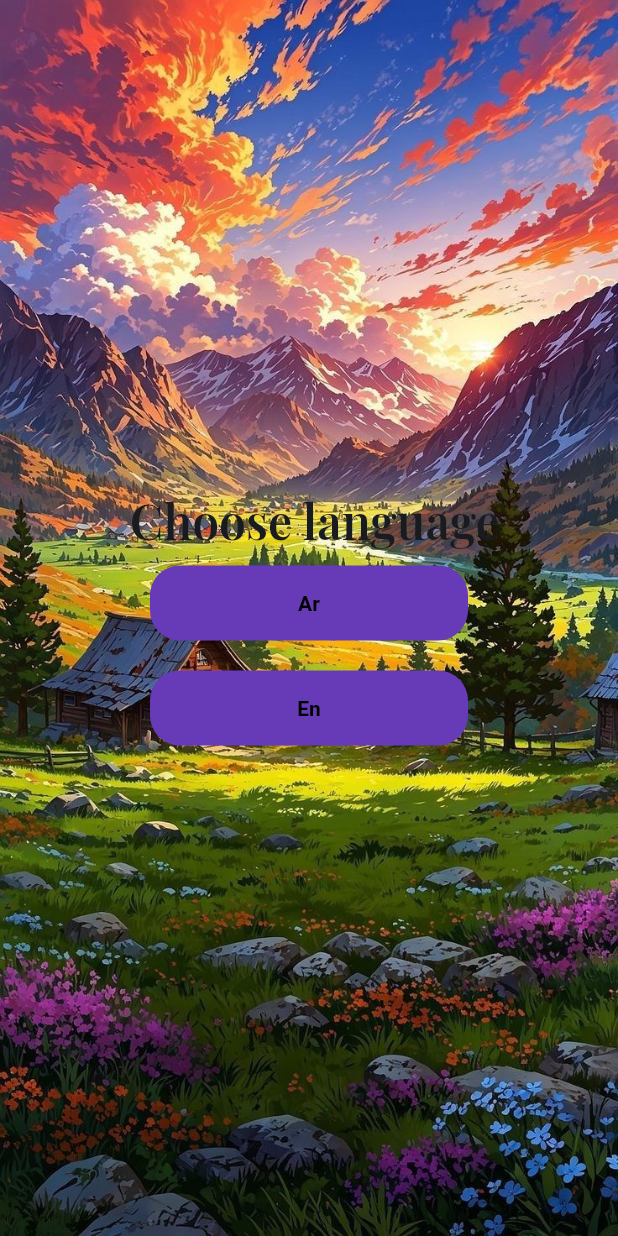
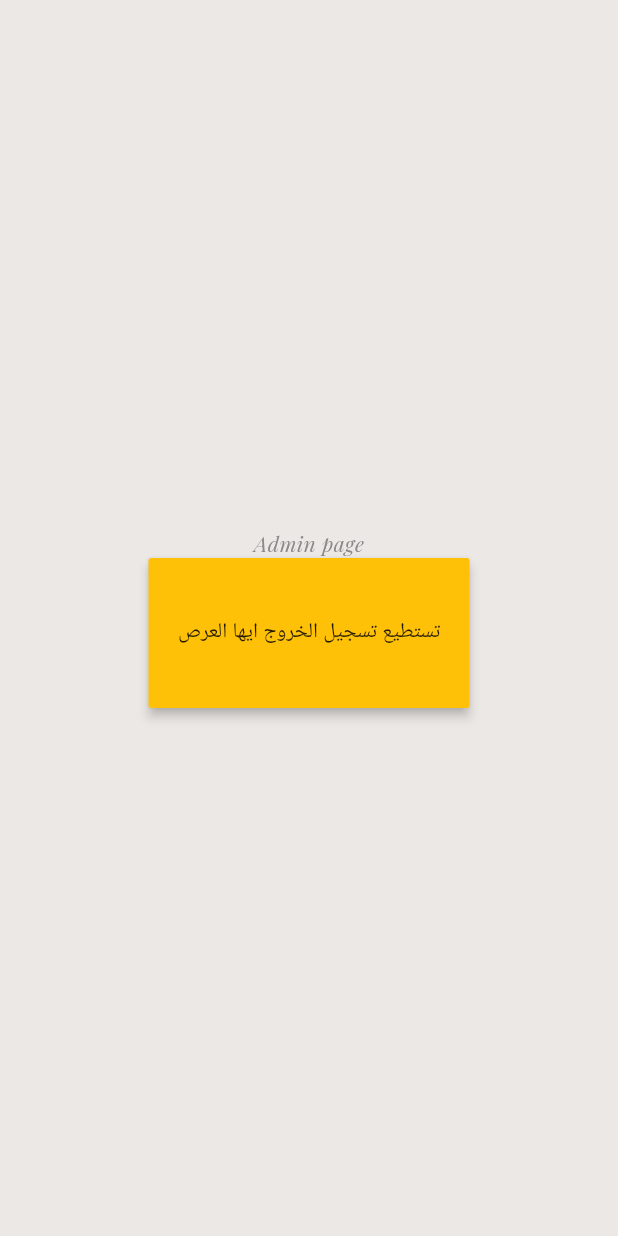
Before and after one commit to Hossam-5555/hos, a Flutter app: the screen it shows after launch, on a phone screen of 412 x 824 dp. Run offline on Flutter 3.47's test engine with Material 3 defaults, Android fonts, the phone set to English and light mode, and no system bars; our stand-ins replace dartz, firebase_core, firebase_messaging, flutter_otp_text_field, flutter_svg, get and 4 more; missing offline and left inert: flutter_ringtone_player; accounts and stored records are empty; project files that could hold a hidden picture were left out.

Commit message:
دمجت 3 برامج في برنامج واد الاشياء التي تعم التعديل عليها هي اضافه عمود في قواعد البيانات بنوع المستخدم ثم صفحه ميريلوار ثم داله تسجيل الدخول واحده

```diff
--- a/lib/core/conistant/routs.dart
+++ b/lib/core/conistant/routs.dart
@@ -1,11 +1,12 @@
 import 'package:get/get.dart';
+import 'package:hos/veiw/adminscreen/Home/AdminHome.dart';
+import 'package:hos/veiw/driverscreen/driverHome.dart';
 import 'package:hos/veiw/userscreen/screen/cartandcheckout/cart.dart';
 import 'package:hos/veiw/userscreen/screen/cartandcheckout/checkout.dart';
 import 'package:hos/veiw/userscreen/screen/home/items.dart';
 import 'package:hos/core/middilware/midelware.dart';
 import 'package:hos/veiw/userscreen/screen/auth/forgetpass/forgetpass.dart';
 import 'package:hos/veiw/userscreen/screen/auth/forgetpass/resetpass.dart';
-import 'package:hos/veiw/userscreen/screen/auth/forgetpass/succesresetpass.dart';
 import 'package:hos/veiw/userscreen/screen/auth/forgetpass/veryficode.dart';
 import 'package:hos/veiw/userscreen/screen/auth/login.dart';
 import 'package:hos/veiw/userscreen/screen/auth/signup%20.dart';
@@ -20,6 +21,17 @@ import 'package:hos/veiw/userscreen/screen/profile/settings/addres/add.dart';
 import 'package:hos/veiw/userscreen/screen/profile/settings/addres/viewaddres.dart';
 
 List<GetPage<dynamic>>? routes = [
+  //Admin=================================================================
+  GetPage(name: AdminApproate.adminHome, page: () => AdminHome()),
+  //====================================================================
+  //dreiver
+  GetPage(name: AdminApproate.driverHome, page: () => Driverhome()),
+
+  //=========================================================
+  //onBording
+  GetPage(name: '/', page: () => Language(), middlewares: [Midelware()]),
+  GetPage(name: Approute.Onboarding, page: () => Onboarding()),
+
   //Homepage
   GetPage(name: Approute.Homescreen, page: () => Homescreen()),
   GetPage(name: Approute.Items, page: () => Items()),
@@ -31,10 +43,6 @@ List<GetPage<dynamic>>? routes = [
   //myfavorite
   GetPage(name: Approute.myfavorite, page: () => Myfavorite()),
 
-  //onBording
-  GetPage(name: '/', page: () => Language(), middlewares: [Midelware()]),
-  GetPage(name: Approute.Onboarding, page: () => Onboarding()),
-
   //Auth
   GetPage(name: Approute.login, page: () => Login()),
   GetPage(name: Approute.signup, page: () => Signup()),
@@ -44,7 +52,6 @@ List<GetPage<dynamic>>? routes = [
   GetPage(name: Approute.checkemailpage, page: () => forgetpass()),
   GetPage(name: Approute.Veryficode, page: () => Veryficode()),
   GetPage(name: Approute.Resetpass, page: () => Resetpass()),
-  GetPage(name: Approute.Succesresetpass, page: () => Succesresetpass()),
 
   //settings
   GetPage(name: Approute.viewmyaddres, page: () => viewmyaddres()),
@@ -81,3 +88,10 @@ class Approute {
   static String viewmyaddres = "/viewmyaddres";
   static String addnewaddres = "/addnewaddres";
 }
+
+class AdminApproate {
+  //Admin Home
+  static const String adminHome = "/adminHome";
+  //deleveryHome
+  static const String driverHome = "/driverHome";
+}
--- /dev/null
+++ b/lib/veiw/adminscreen/Home/AdminHome.dart
@@ -0,0 +1,37 @@
+import 'package:firebase_messaging/firebase_messaging.dart';
+import 'package:flutter/material.dart';
+import 'package:get/get.dart';
+import 'package:hos/core/conistant/routs.dart';
+import 'package:hos/core/serveces/myservisec.dart';
+
+class AdminHome extends StatelessWidget {
+  AdminHome({super.key});
+  Myservisec myservisec = Get.put(Myservisec());
+  @override
+  Widget build(BuildContext context) {
+    return Scaffold(
+      body: Column(
+        mainAxisAlignment: MainAxisAlignment.center,
+        crossAxisAlignment: CrossAxisAlignment.center,
+        children: [
+          Text("Admin page"),
+          Center(
+            child: MaterialButton(
+              color: Colors.amber,
+              elevation: 3,
+              height: 100,
+              child: Text(" تستطيع تسجيل الخروج ايها العرص "),
+              onPressed: () {
+                String id = myservisec.sharedPreferences.getString("id")!;
+                FirebaseMessaging.instance.subscribeToTopic("users");
+                FirebaseMessaging.instance.subscribeToTopic("users${id}");
+                myservisec.sharedPreferences.clear();
+                Get.offAndToNamed(Approute.login);
+              },
+            ),
+          ),
+        ],
+      ),
+    );
+  }
+}
--- a/lib/veiw/userscreen/screen/auth/forgetpass/veryficode.dart
+++ b/lib/veiw/userscreen/screen/auth/forgetpass/veryficode.dart
@@ -36,7 +36,7 @@ class Veryficode extends StatelessWidget {
                   ),
                 ),
                 Container(
-                  child: OtpTextField(
+                  child: OtpTextField(enabledBorderColor: Colors.black,
                     numberOfFields: 5,
                     fieldWidth: 40.0,
                     borderRadius: BorderRadius.circular(30),
```
Also changed, not shown: lib/controler/auth/forgetpass/resetpasscontroller.dart (+17 -12 lines), lib/controler/auth/forgetpass/successresetcontroller.dart (deleted, +0 -9 lines), lib/controler/auth/login_controller.dart (+25 -1 lines), lib/core/middilware/midelware.dart (+43 -5 lines), lib/veiw/driverscreen/driverHome.dart (added, +17 -0 lines), lib/veiw/userscreen/screen/auth/forgetpass/succesresetpass.dart (deleted, +0 -39 lines).
